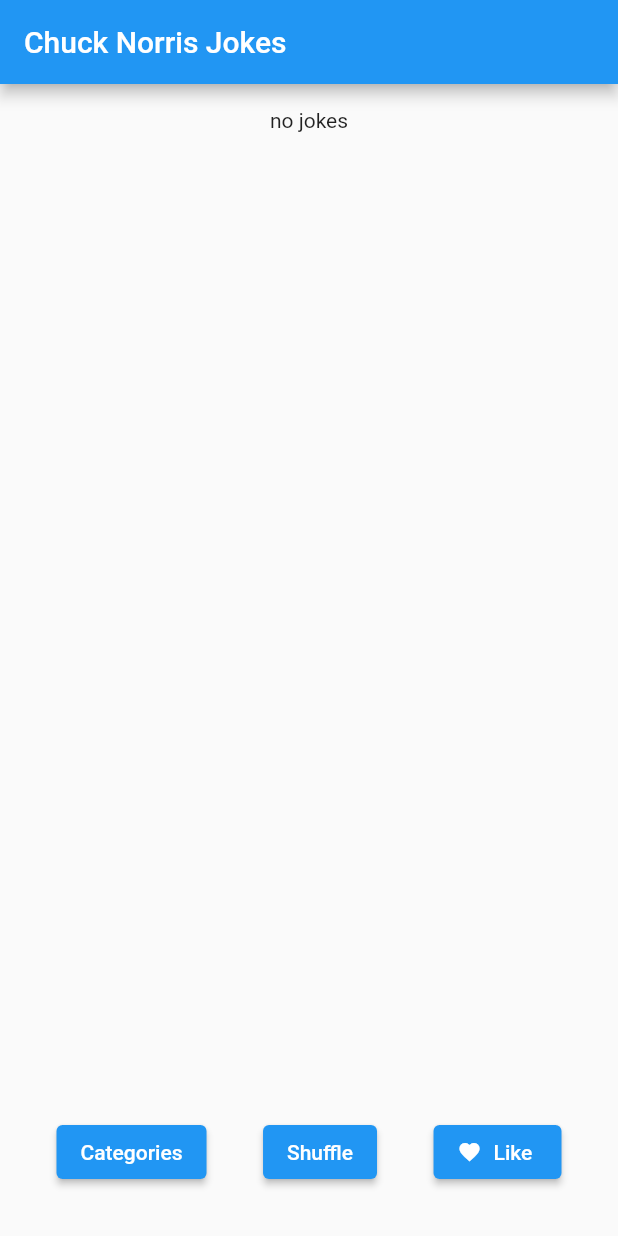
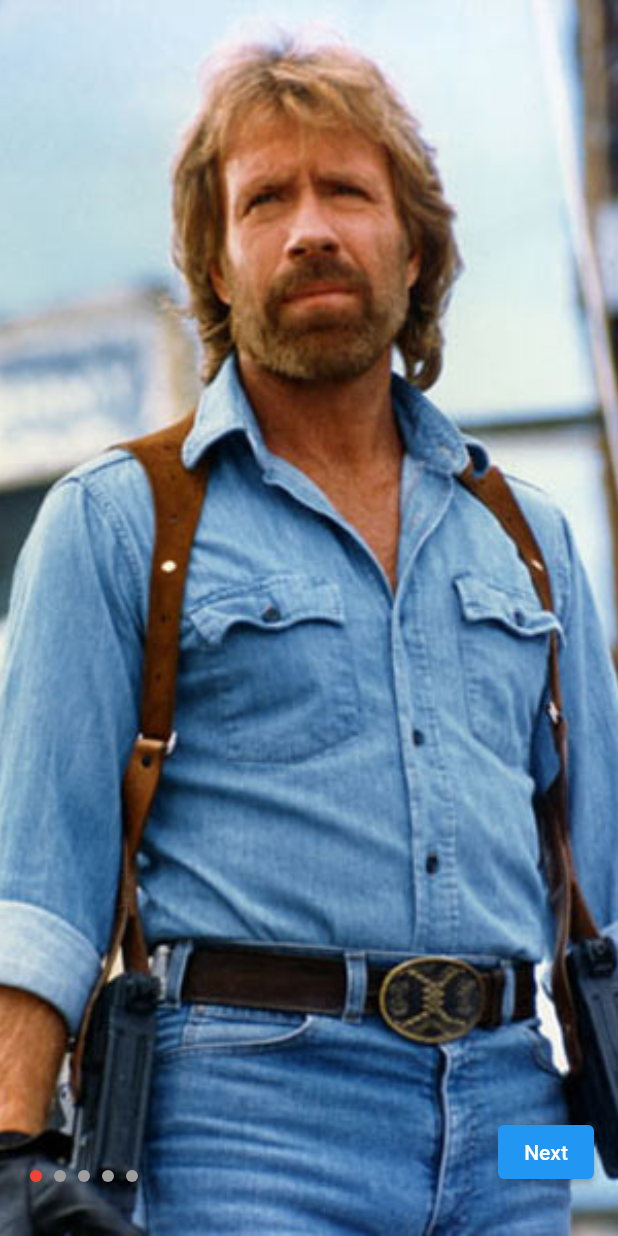
Before and after one commit to aykutonen/chuck_norris_jokes, a Flutter app: the screen it shows after launch, on a phone screen of 412 x 824 dp. Run offline on Flutter 3.47's test engine with Material 2 defaults, Android fonts, the phone set to English and light mode, and no system bars; our stand-ins replace get, get_storage.

Commit message:
onboarding sayfası hazırlandı.

```diff
--- /dev/null
+++ b/lib/controllers/onboarding_controller.dart
@@ -0,0 +1,20 @@
+import 'package:chuck_norris_jokes/core/app_router.dart';
+import 'package:flutter/material.dart';
+import 'package:get/get.dart';
+
+class OnboardingController extends GetxController {
+  var currentPage = 0.obs;
+  var pages = ["01.jpg", "02.jpg", "03.jpg", "04.jpg", "05.jpg"];
+  var pageController = PageController();
+
+  bool get isLast => currentPage.value == pages.length - 1;
+
+  void nextPage() {
+    if (isLast)
+      // pageController.animateToPage(0,
+      //     duration: 300.milliseconds, curve: Curves.ease);
+      Get.offAllNamed(AppRouter.home);
+    else
+      pageController.nextPage(duration: 300.milliseconds, curve: Curves.ease);
+  }
+}
--- a/lib/core/app_router.dart
+++ b/lib/core/app_router.dart
@@ -1,12 +1,16 @@
 import 'package:chuck_norris_jokes/views/categories.dart';
 import 'package:chuck_norris_jokes/views/home.dart';
+import 'package:chuck_norris_jokes/views/onboarding.dart';
 import 'package:get/get.dart';
 
 class AppRouter {
-  static final String home = '/', categories = '/categories';
+  static final String home = '/',
+      categories = '/categories',
+      onboarding = '/onboarding';
 
   static List<GetPage<dynamic>>? routes = [
     GetPage(name: home, page: () => HomeView()),
     GetPage(name: categories, page: () => CategoriesView()),
+    GetPage(name: onboarding, page: () => OnboardingView()),
   ];
 }
--- a/lib/main.dart
+++ b/lib/main.dart
@@ -21,6 +21,7 @@
     return GetMaterialApp(
       title: 'Flutter Demo',
       debugShowCheckedModeBanner: false,
+      initialRoute: AppRouter.onboarding,
       getPages: AppRouter.routes,
     );
   }
--- /dev/null
+++ b/lib/views/onboarding.dart
@@ -0,0 +1,60 @@
+import 'package:chuck_norris_jokes/controllers/onboarding_controller.dart';
+import 'package:flutter/material.dart';
+import 'package:get/get.dart';
+
+class OnboardingView extends StatelessWidget {
+  final ctrl = Get.put(OnboardingController());
+
+  @override
+  Widget build(BuildContext context) {
+    return Scaffold(
+      body: Stack(
+        children: [
+          Positioned.fill(
+            child: PageView.builder(
+                controller: ctrl.pageController,
+                itemCount: ctrl.pages.length,
+                onPageChanged: ctrl.currentPage,
+                itemBuilder: (context, index) {
+                  return Image.asset(
+                    'assets/images/onboarding/${ctrl.pages[index]}',
+                    fit: BoxFit.cover,
+                  );
+                }),
+          ),
+          Positioned(
+            child: Row(
+              // mainAxisAlignment: MainAxisAlignment.center,
+              children: List.generate(
+                ctrl.pages.length,
+                (index) => Obx(
+                  () => Container(
+                    margin: const EdgeInsets.all(4),
+                    width: 8,
+                    height: 8,
+                    decoration: BoxDecoration(
+                      color: ctrl.currentPage.value == index
+                          ? Colors.red
+                          : Colors.grey,
+                      shape: BoxShape.circle,
+                    ),
+                  ),
+                ),
+              ),
+            ),
+            left: 16.0,
+            bottom: 32.0,
+          ),
+          Positioned(
+            right: 16,
+            bottom: 32,
+            child: ElevatedButton(
+              child: Obx(() => Text(ctrl.isLast ? 'Start' : 'Next')),
+              onPressed: () => ctrl.nextPage(),
+            ),
+          ),
+        ],
+      ),
+    );
+  }
+}
--- a/pubspec.yaml
+++ b/pubspec.yaml
@@ -64,9 +64,8 @@
   uses-material-design: true
 
   # To add assets to your application, add an assets section, like this:
-  # assets:
-  #   - images/a_dot_burr.jpeg
-  #   - images/a_dot_ham.jpeg
+  assets:
+    - assets/images/onboarding/
 
   # An image asset can refer to one or more resolution-specific "variants", see
   # https://flutter.dev/assets-and-images/#resolution-aware.
```
Also changed, not shown: assets/images/onboarding/01.jpg (added), assets/images/onboarding/02.jpg (added), assets/images/onboarding/03.jpg (added), assets/images/onboarding/04.jpg (added), assets/images/onboarding/05.jpg (added).
